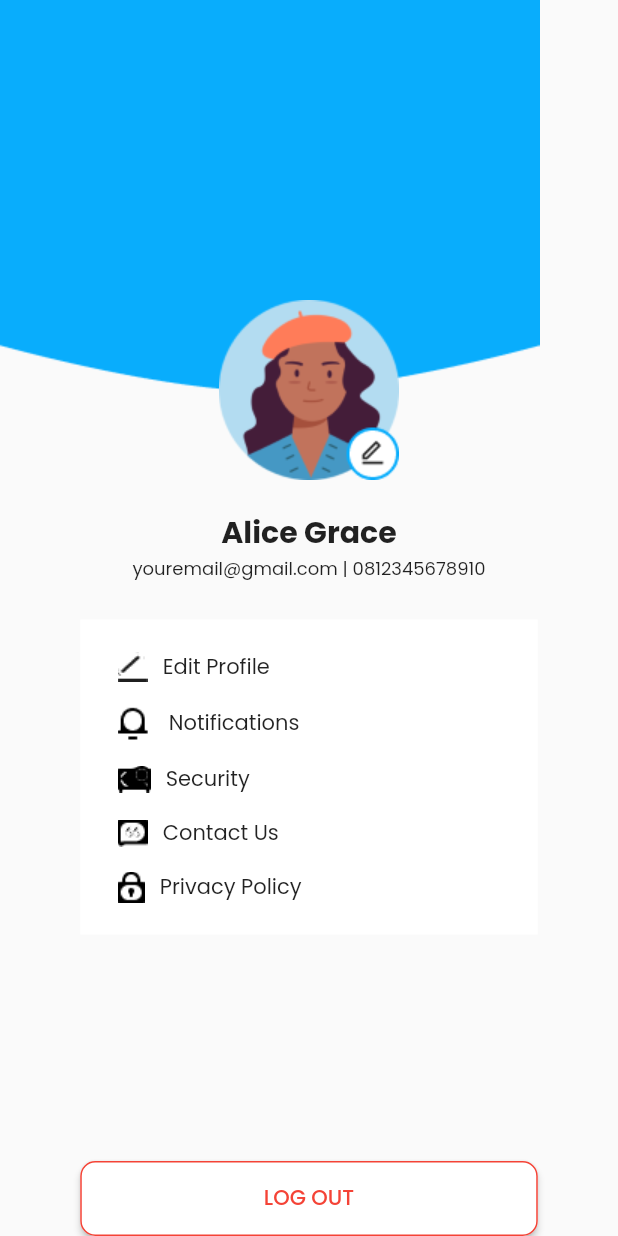
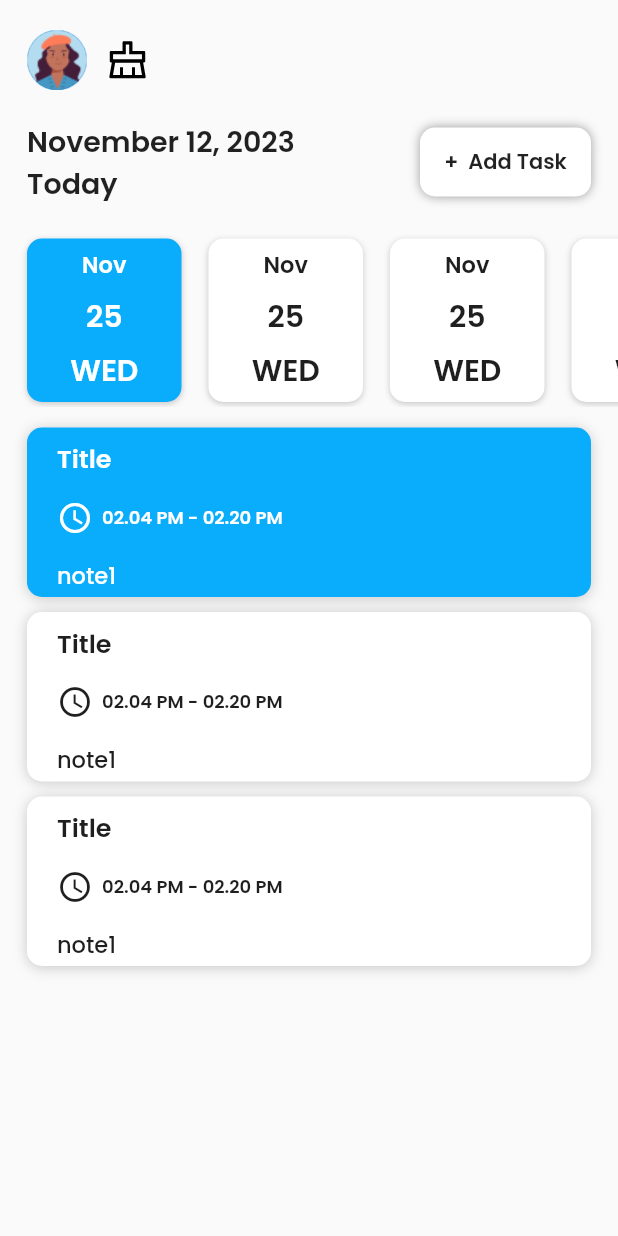
Before and after one commit to Fadzaa/flutter-weMoney-getx, a Flutter app: the screen it shows after launch, on a phone screen of 412 x 824 dp. Run offline on Flutter 3.47's test engine with Material 2 defaults, Android fonts, the phone set to English and light mode, and no system bars; our stand-ins replace flutter_svg, get, google_fonts, introduction_screen.

Commit message:
feat: [DNA] add saving page

```diff
--- /dev/null
+++ b/lib/app/features/saving_page/saving_page_view.dart
@@ -0,0 +1,212 @@
+import 'package:flutter/material.dart';
+import 'package:flutter_svg/svg.dart';
+import 'package:google_fonts/google_fonts.dart';
+import 'package:we_money_getx/common/helper/colors.dart';
+
+class SavingPage extends StatelessWidget {
+  const SavingPage({Key? key}) : super(key: key);
+
+  @override
+  Widget build(BuildContext context) {
+    double width = MediaQuery.of(context).size.width;
+    double height = MediaQuery.of(context).size.height;
+
+    return Scaffold(
+      body: Container(
+        // margin: EdgeInsets.only(left: 18),
+        child: Column(
+          crossAxisAlignment: CrossAxisAlignment.start,
+          children: [
+            Padding(
+              padding: const EdgeInsets.only(left: 18),
+              child: Column(
+                children: [
+                  Row(
+                    children: [
+                      Container(
+                        margin: EdgeInsets.only(top: 20, right: 11),
+                        child: CircleAvatar(
+                          child: Column(
+                            children: [
+                              Image.asset('assets/Avatar2.png'),
+                            ],
+                          ),
+                        ),
+                      ),
+
+                      SizedBox(height: 11,),
+
+                      Container(
+                        margin: EdgeInsets.only(top: 20,),
+                        child: SvgPicture.asset('assets/clear.svg'),
+                      ),
+                    ],
+                  ),
+
+                  SizedBox(height: 20,),
+
+                  Row(
+                    children: [
+                      Column(
+                        crossAxisAlignment: CrossAxisAlignment.start,
+                        children: [
+                          Text("November 12, 2023", style: GoogleFonts.poppins(
+                              fontSize: 19,
+                              fontWeight: FontWeight.w600
+                          ),),
+                          Text("Today", style: GoogleFonts.poppins(
+                              fontSize: 19,
+                              fontWeight: FontWeight.w600
+                          ),),
+                        ],
+                      ),
+
+                      Spacer(),
+
+                      GestureDetector(
+                        child: Container(
+                          width: 114,
+                          height: 46,
+                          margin: EdgeInsets.only(right: 18),
+                          decoration: BoxDecoration(
+                            borderRadius: BorderRadius.circular(10),
+                            color: Colors.white,
+                            boxShadow: [
+                              BoxShadow(
+                                color: Colors.grey,
+                                blurRadius: 5,
+                                // offset: Offset(0, 0.1),
+                              )
+                            ],
+                          ),
+                          child: Center(
+                            child: Text("+  Add Task", style: GoogleFonts.poppins(
+                              fontWeight: FontWeight.w600,
+                              fontSize: 14,
+                            ),),
+                          ),
+                        ),
+                      )
+                    ],
+                  ),
+                ],
+              ),
+            ),
+
+            Container(
+              margin: EdgeInsets.only(top: 20),
+              height: 115, // Set a fixed height for the container
+              child: ListView.builder(
+                itemCount: 5,
+                shrinkWrap: true,
+                scrollDirection: Axis.horizontal,
+                itemBuilder: (context, index) {
+                  return Container(
+                    width: 103,
+                    height:110,
+                    margin: EdgeInsets.only(left: 18, top: 3, bottom: 3),
+                    padding: EdgeInsets.only(top: 6),
+                    decoration: BoxDecoration(
+                        color: index == 0 ? primaryColor: Colors.white,
+                      borderRadius: BorderRadius.circular(10),
+                      boxShadow: [
+                        BoxShadow(
+                          color: Colors.black.withOpacity(0.2), // Warna bayangan
+                          blurRadius: 3, // Ukuran blur
+                          offset: Offset(0, 1), // Posisi bayangan (x, y)
+                        ),
+                      ],
+                    ),// Set a fixed width for the container
+                    child: Column(
+                      children: [
+                        Text("Nov", style: GoogleFonts.poppins(
+                          fontSize: 15,
+                          fontWeight: FontWeight.w600,
+                          color: index == 0 ? Colors.white : primaryTextColor,
+                        ),),
+                        SizedBox(height: 8,),
+                        Text("25", style: GoogleFonts.poppins(
+                          fontSize: 20,
+                          fontWeight: FontWeight.w600,
+                          color: index == 0 ? Colors.white : primaryTextColor,
+                        ),),
+                        SizedBox(height: 6,),
+                        Text("WED", style: GoogleFonts.poppins(
+                          fontSize: 20,
+                          fontWeight: FontWeight.w600,
+                          color: index == 0 ? Colors.white : primaryTextColor,
+                        ),),
+                      ],
+                    ),
+                  );
+                },
+              ),
+            ),
+
+            Container(
+              margin: EdgeInsets.only(top: 4),
+              height: 495,
+              child: ListView.builder(
+                itemCount: 3,
+                shrinkWrap: true,
+                scrollDirection: Axis.vertical,
+                itemBuilder: (context, index) {
+                  return Container(
+                    width: 334,
+                    height:113,
+                    margin: EdgeInsets.only(left: 18, right: 18, top: 10),
+                    decoration: BoxDecoration(
+                      color: index == 0 ? primaryColor: Colors.white,
+                      borderRadius: BorderRadius.circular(10),
+                      boxShadow: [
+                        BoxShadow(
+                          color: Colors.black.withOpacity(0.2), // Warna bayangan
+                          blurRadius: 7, // Ukuran blur
+                          offset: Offset(0, 1), // Posisi bayangan (x, y)
+                        ),
+                      ],
+                    ),// Set a fixed width for the container
+                    child: Padding(
+                      padding: const EdgeInsets.only(left: 20, top: 8),
+                      child: Column(
+                        crossAxisAlignment: CrossAxisAlignment.start,
+                        children: [
+                          Text("Title", style: GoogleFonts.poppins(
+                            fontSize: 17,
+                            fontWeight: FontWeight.w600,
+                            color: index == 0 ? Colors.white: primaryTextColor,
+                          ),),
+                          SizedBox(height: 15,),
+                          Row(
+                            children: [
+                              Padding(
+                                padding: const EdgeInsets.only(right: 6),
+                                child: Icon(Icons.schedule,
+                                    color: index == 0 ? Colors.white: primaryTextColor,),
+                              ),
+                              Text("02.04 PM - 02.20 PM", style: GoogleFonts.poppins(
+                                fontSize: 12,
+                                fontWeight: FontWeight.w600,
+                                color: index == 0 ? Colors.white: primaryTextColor,
+                              ),),
+                            ],
+                          ),
+                          SizedBox(height: 15,),
+                          Text("note1", style: GoogleFonts.poppins(
+                            fontSize: 15,
+                            fontWeight: FontWeight.w500,
+                            color: index == 0 ? Colors.white: primaryTextColor,
+                          ),),
+                        ],
+                      ),
+                    ),
+                  );
+                },
+              ),
+            ),
+          ],
+        ),
+      ),
+    );
+  }
+}
--- a/lib/common/routes/app_pages.dart
+++ b/lib/common/routes/app_pages.dart
@@ -1,5 +1,6 @@
 import 'package:get/get.dart';
 import 'package:we_money_getx/app/features/edit_profile/edit_profile_view.dart';
+import 'package:we_money_getx/app/features/saving_page/saving_page_view.dart';
 import 'package:we_money_getx/app/index.dart';
 
 part 'app_routes.dart';
@@ -7,7 +8,7 @@ part 'app_routes.dart';
 class AppPages {
   AppPages._();
 
-  static const INITIAL = Routes.LOGIN_SCREEN;
+  static const INITIAL = Routes.SAVING_PAGE;
 
   static final routes = [
     GetPage(
@@ -65,5 +66,10 @@ class AppPages {
         page: () => EditProfile(),
         // binding: OnboardingScreenBinding(),
         transition: Transition.noTransition),
+    GetPage(
+        name: _Paths.SAVING_PAGE,
+        page: () => SavingPage(),
+        // binding: OnboardingScreenBinding(),
+        transition: Transition.noTransition),
   ];
 }
--- a/lib/common/routes/app_routes.dart
+++ b/lib/common/routes/app_routes.dart
@@ -13,6 +13,7 @@ abstract class Routes {
   static const ADD_CASH_BALANCE = _Paths.ADD_CASH_BALANCE ;
   static const ADD_NEW_ACCOUNT = _Paths.ADD_NEW_ACCOUNT ;
   static const EDIT_PROFILE = _Paths.EDIT_PROFILE ;
+  static const SAVING_PAGE = _Paths.SAVING_PAGE ;
 }
 
 abstract class _Paths {
@@ -28,5 +29,5 @@ abstract class _Paths {
   static const ADD_CASH_BALANCE  = '/add-cash-balance';
   static const ADD_NEW_ACCOUNT  = '/add-new-account';
   static const EDIT_PROFILE  = '/edit-profile';
-
+  static const SAVING_PAGE  = '/saving-page';
 }
--- a/lib/main.dart
+++ b/lib/main.dart
@@ -1,5 +1,6 @@
 import 'package:flutter/material.dart';
 import 'package:get/route_manager.dart';
+import 'package:we_money_getx/app/features/saving_page/saving_page_view.dart';
 import 'package:we_money_getx/app/index.dart';
 import 'package:we_money_getx/common/routes/app_pages.dart';
 
@@ -16,7 +17,7 @@ class MyApp extends StatelessWidget {
   @override
   Widget build(BuildContext context) {
     return GetMaterialApp(
-      home: ProfileScreenView(),
+      home: SavingPage(),
     );
   }
 
--- a/pubspec.yaml
+++ b/pubspec.yaml
@@ -66,7 +66,7 @@ flutter:
   # To add assets to your application, add an assets section, like this:
   assets:
     - assets/
-    - assets/icon/
+#    - assets/icon/
 
   # An image asset can refer to one or more resolution-specific "variants", see
   # https://flutter.dev/assets-and-images/#resolution-aware
```
Also changed, not shown: assets/Avatar2.png (added), assets/clear.svg (added).
